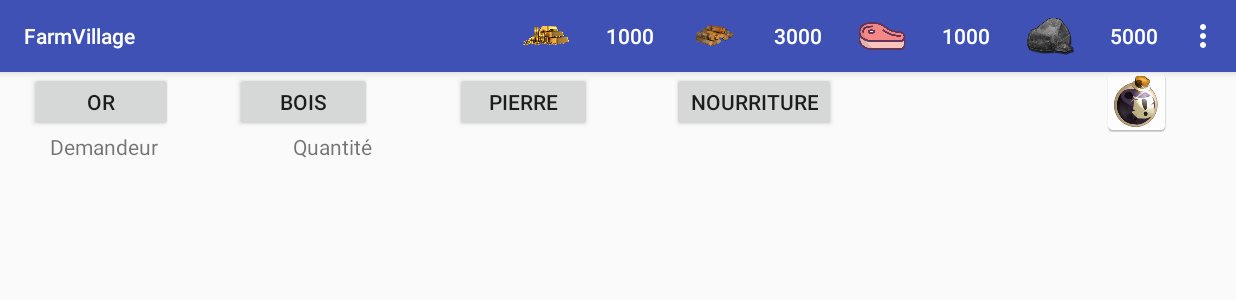
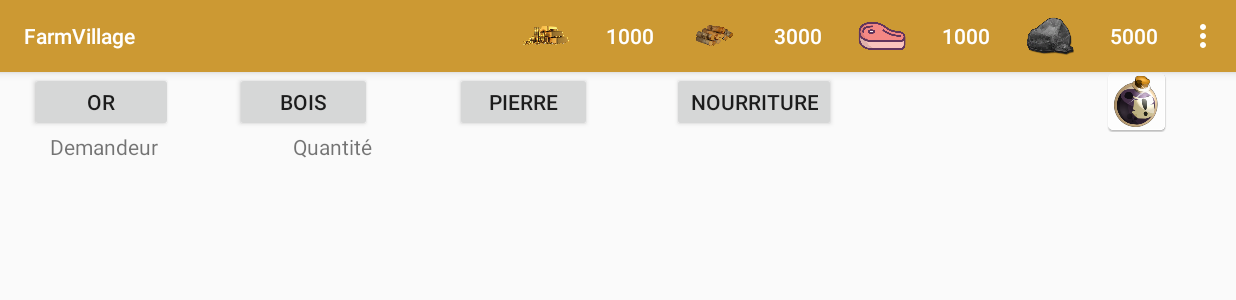
Before and after one commit to borellig/farmVillage, an Android app: the ExchangeActivity screen opened directly, with no data from a screen before it, on a phone screen of 824 x 412 dp (held sideways). Shown: the top 300 px of the screen. Run offline under Robolectric (Android 15) with nearby library versions, the phone set to English and light mode, and no system bars; 5 statements that could not run were skipped.

Commit message:
23/11/17

```diff
--- a/FarmVillageApp/app/src/main/java/com/android/group/farmvillage/Activities/MainActivity.java
+++ b/FarmVillageApp/app/src/main/java/com/android/group/farmvillage/Activities/MainActivity.java
@@ -463,7 +463,7 @@ public class MainActivity extends AppCompatActivity {
         m=m%60;
         Log.d("date","Seconde :"+ s+" Heure : "+h+ " Minute : " +m+ " Reste seconde :"+rs);
         if(h==0){
-            trueTime = m+"m "+s+"s";
+            trueTime = m+"m "+rs+"s";
             if(m==0){
                 trueTime = s+"s";
             }
--- a/FarmVillageApp/app/src/main/res/layout/activity_main_small.xml
+++ b/FarmVillageApp/app/src/main/res/layout/activity_main_small.xml
@@ -12,13 +12,13 @@
 
         <RelativeLayout
             android:layout_width="3000px"
-            android:layout_height="1500px"
+            android:layout_height="1800px"
             android:background="@drawable/map"
             android:orientation="vertical">
 
             <GridView
                 android:layout_width="3000px"
-                android:layout_height="2000px"
+                android:layout_height="2200px"
                 android:id="@+id/gridMap"
                 android:numColumns="6"
                 android:orientation="vertical"/>
--- a/FarmVillageApp/app/src/main/res/values/colors.xml
+++ b/FarmVillageApp/app/src/main/res/values/colors.xml
@@ -1,6 +1,6 @@
 <?xml version="1.0" encoding="utf-8"?>
 <resources>
-    <color name="colorPrimary">#3F51B5</color>
-    <color name="colorPrimaryDark">#303F9F</color>
+    <color name="colorPrimary">#CC9933</color>
+    <color name="colorPrimaryDark">#808080</color>
     <color name="colorAccent">#FF4081</color>
 </resources>
```
